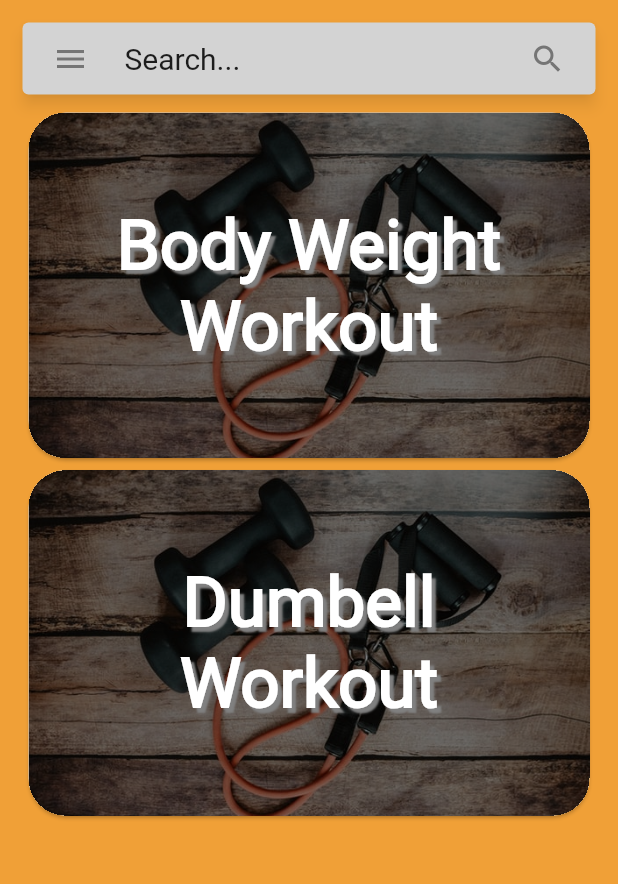
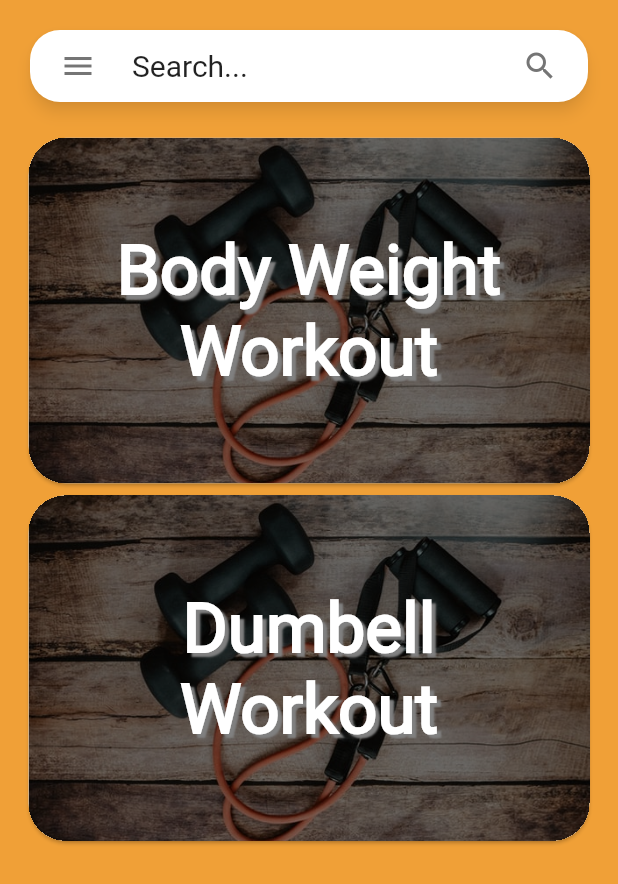
Before and after one commit to TeenFit/teenfit, a Flutter app: the screen it shows after launch, on a phone screen of 412 x 824 dp. Shown: the top 884 px of the screen. Run offline on Flutter 3.47's test engine with Material 2 defaults, Android fonts, the phone set to English and light mode, and no system bars; drawn by our look-alikes of material_floating_search_bar; our stand-ins replace carousel_slider, smooth_page_indicator.

Commit message:
fixes search bar

```diff
--- a/lib/home_screen.dart
+++ b/lib/home_screen.dart
@@ -83,7 +83,9 @@ class _HomeScreenState extends State<HomeScreen> {
       drawer: MainDrawer(),
       backgroundColor: _theme.primaryColor,
       body: FloatingSearchBar(
-        margins: EdgeInsets.all(15),
+        backgroundColor: Colors.white,
+        borderRadius: BorderRadius.circular(20),
+        margins: EdgeInsets.all(20),
         actions: [FloatingSearchBarAction.searchToClear()],
         transition: CircularFloatingSearchBarTransition(),
         physics: BouncingScrollPhysics(),
--- a/lib/widgets/search_result_workouts.dart
+++ b/lib/widgets/search_result_workouts.dart
@@ -20,11 +20,11 @@ class SearchResultWorkouts extends StatelessWidget {
       child: Column(
         children: [
           SizedBox(
-            height: _appBarHieght,
+            height: _appBarHieght * 1.3,
             width: _mediaQuery.size.width,
           ),
           Container(
-            height: _mediaQuery.size.height - _appBarHieght,
+            height: _mediaQuery.size.height - (_appBarHieght * 1.3),
             width: _mediaQuery.size.width,
             child: Padding(
               padding: EdgeInsets.all(15),
```
